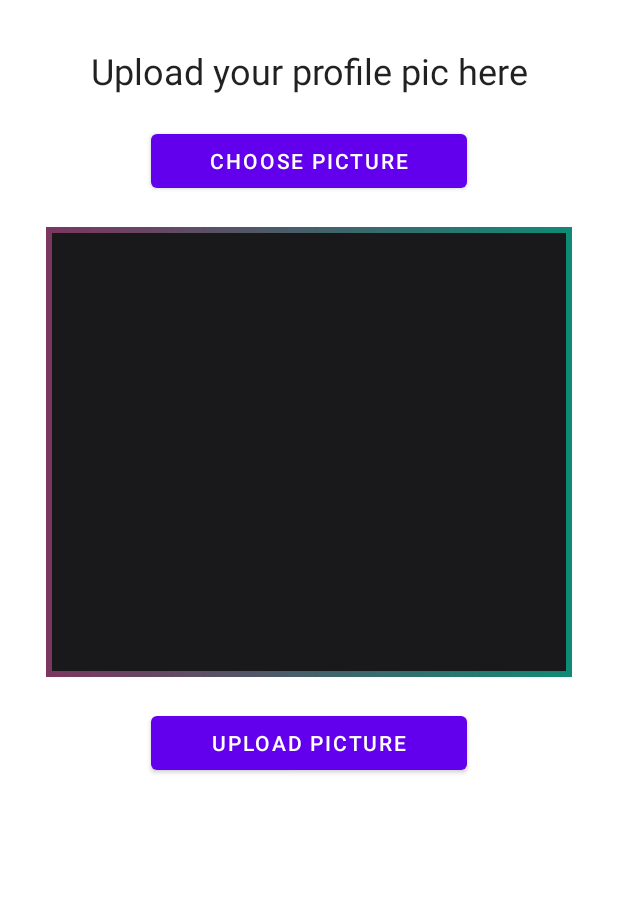
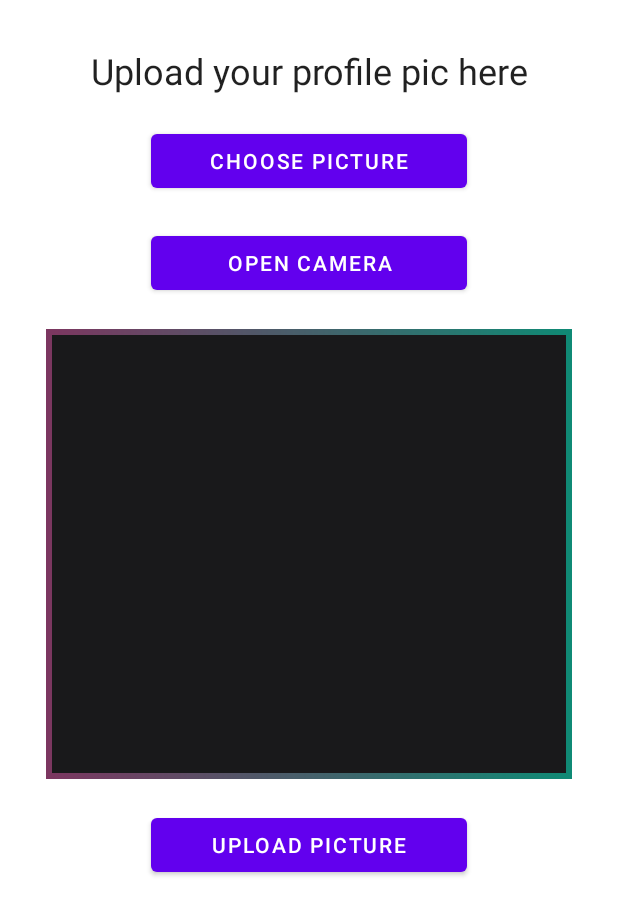
Before and after one commit to itzartbn/uNet, an Android app: the layout activity_upload_profile_picture.xml on its own in the app's theme, with its tools: preview values and no code run, on a phone screen of 412 x 824 dp. Shown: the top 915 px of the screen. Run offline under Robolectric (Android 15) with nearby library versions, the phone set to English and light mode, and no system bars.

Commit message:
implemented camera activity for profile pic upload (with some bugs)

```diff
--- a/app/src/main/res/layout/activity_upload_profile_picture.xml
+++ b/app/src/main/res/layout/activity_upload_profile_picture.xml
@@ -32,13 +32,23 @@
             android:layout_marginRight="70dp"
             android:layout_marginLeft="70dp"/>
 
+        <Button
+            android:layout_width="match_parent"
+            android:layout_height="wrap_content"
+            android:id="@+id/camera_btn"
+            android:layout_below="@id/pic_choose_btn"
+            android:layout_marginTop="20dp"
+            android:text="Open Camera"
+            android:layout_marginRight="70dp"
+            android:layout_marginLeft="70dp"/>
+
         <ImageView
             android:layout_width="match_parent"
             android:layout_height="300dp"
             android:id="@+id/imageview_profile_dp"
             android:layout_marginTop="20dp"
             android:background="@drawable/pp_border"
-            android:layout_below="@id/pic_choose_btn"
+            android:layout_below="@id/camera_btn"
             android:scaleType="centerCrop"/>
 
         <Button
```
Also changed, not shown: app/src/main/AndroidManifest.xml (+6 -1 lines), app/src/main/java/com/s22010536/mini_project/UploadProfilePictureActivity.java (+60 -14 lines).
